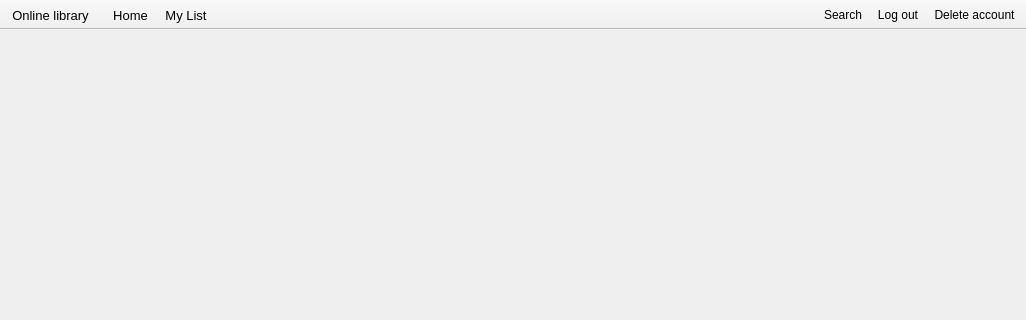
Andrew-Gh21/OnLib, file OnLib/OnLib/MainWindow.ui: the form before one commit; both pictures show x 0 to 1026 and y 0 to 320 of the 1026 by 636 pixel window.
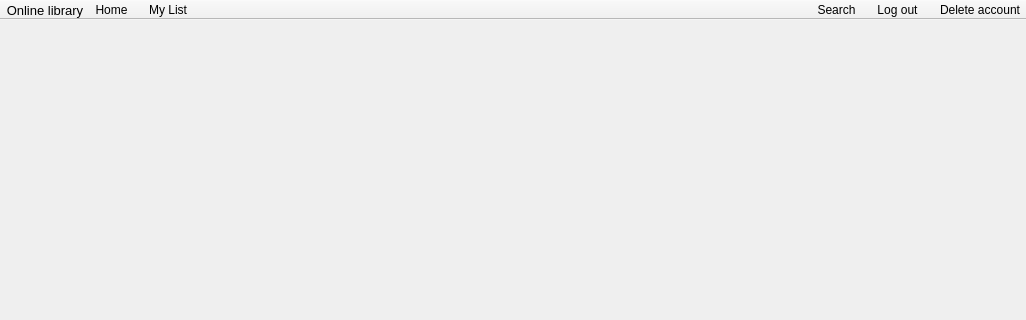
The form after the commit. The open tabs and pages were chosen to show the change. Icons and pictures are not drawn.

Commit message:
Small changes of tool bar style sheet
Changed the style sheet of search line edit and the search button in the toolbar.

```diff
--- a/OnLib/OnLib/MainWindow.ui
+++ b/OnLib/OnLib/MainWindow.ui
@@ -167,8 +167,8 @@
             <rect>
              <x>0</x>
              <y>0</y>
-             <width>105</width>
-             <height>105</height>
+             <width>107</width>
+             <height>107</height>
             </rect>
            </property>
            <layout class="QGridLayout" name="gridLayout_8">
@@ -185,8 +185,8 @@
                 <rect>
                  <x>0</x>
                  <y>0</y>
-                 <width>83</width>
-                 <height>83</height>
+                 <width>85</width>
+                 <height>85</height>
                 </rect>
                </property>
                <layout class="QGridLayout" name="gridLayout_10">
@@ -216,6 +216,9 @@
    <property name="layoutDirection">
     <enum>Qt::RightToLeft</enum>
    </property>
+   <property name="styleSheet">
+    <string notr="true">spacing: 10px;</string>
+   </property>
    <property name="movable">
     <bool>false</bool>
    </property>
@@ -249,6 +252,9 @@
    <property name="layoutDirection">
     <enum>Qt::LeftToRight</enum>
    </property>
+   <property name="styleSheet">
+    <string notr="true">spacing: 10px;</string>
+   </property>
    <property name="movable">
     <bool>false</bool>
    </property>
@@ -280,7 +286,7 @@
     <enum>Qt::RightToLeft</enum>
    </property>
    <property name="styleSheet">
-    <string notr="true"/>
+    <string notr="true">spacing: 10px;</string>
    </property>
    <property name="movable">
     <bool>false</bool>
```
Left out of the diff: 8 changed lines with no effect on the pictures. The commit also changes 2 other files.
